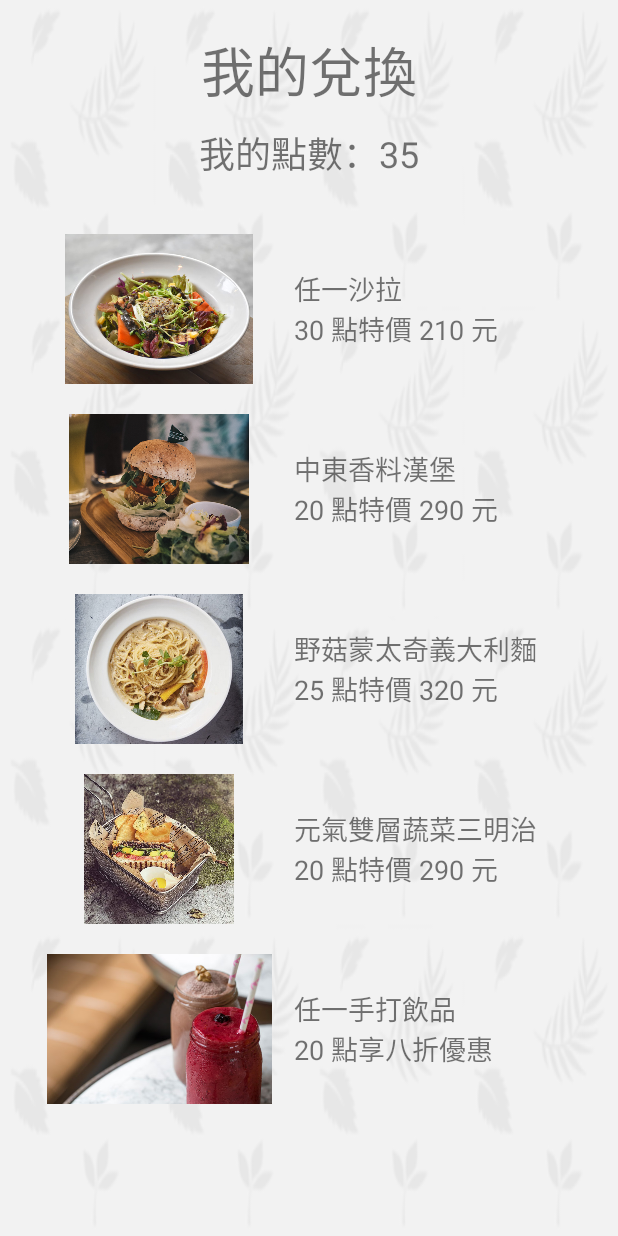
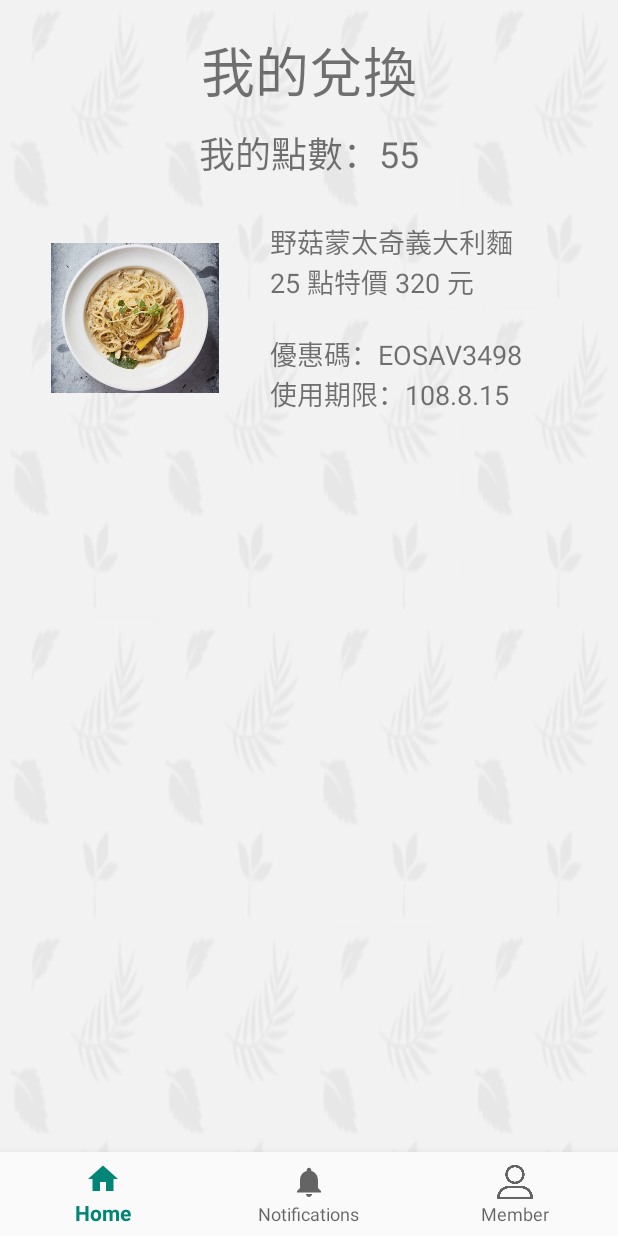
Before and after one commit to jj97181818/CarbonPoint, an Android app: the MyGiftActivity screen opened directly, with no data from a screen before it, on a phone screen of 412 x 824 dp. Run offline under Robolectric (Android 15) with nearby library versions, the phone set to English and light mode, and no system bars.

```diff
--- a/app/src/main/java/me/jj97181818/carbonpoint/MyGiftActivity.java
+++ b/app/src/main/java/me/jj97181818/carbonpoint/MyGiftActivity.java
@@ -3,6 +3,7 @@ package me.jj97181818.carbonpoint;
 import android.content.Intent;
 import android.support.annotation.NonNull;
 import android.support.design.widget.BottomNavigationView;
+import android.support.v7.app.AlertDialog;
 import android.support.v7.app.AppCompatActivity;
 import android.os.Bundle;
 import android.support.v7.widget.LinearLayoutManager;
@@ -55,11 +56,7 @@ public class MyGiftActivity extends AppCompatActivity {
         //list
         ArrayList<Pair<Integer, String>> myDataset = new ArrayList<>();
 
-        myDataset.add(new Pair<>(R.drawable.salad, "任一沙拉\n" + "30 點特價 210 元"));
-        myDataset.add(new Pair<>(R.drawable.hamburger, "中東香料漢堡 \n" + "20 點特價 290 元 "));
-        myDataset.add(new Pair<>(R.drawable.pasta, "野菇蒙太奇義大利麵\n" + "25 點特價 320 元 "));
-        myDataset.add(new Pair<>(R.drawable.sandwich, "元氣雙層蔬菜三明治 \n" + "20 點特價 290 元 "));
-        myDataset.add(new Pair<>(R.drawable.drink, "任一手打飲品 \n" + "20 點享八折優惠 "));
+        myDataset.add(new Pair<>(R.drawable.pasta, "野菇蒙太奇義大利麵\n" + "25 點特價 320 元\n\n" + "優惠碼：EOSAV3498\n" + "使用期限：108.8.15"));
 
         mAdapter = new MyAdapter(myDataset);
         mRecyclerView = (RecyclerView) findViewById(R.id.list_view);
@@ -101,7 +98,7 @@ public class MyGiftActivity extends AppCompatActivity {
             holder.itemView.setOnClickListener(new View.OnClickListener() {
                 @Override
                 public void onClick(View v) {
-                    Toast.makeText(MyGiftActivity.this, "第 " + position + " 個被選擇了！", Toast.LENGTH_SHORT).show();
+                    Toast.makeText(MyGiftActivity.this, "可使用的優惠卷", Toast.LENGTH_SHORT).show();
                 }
             });
             holder.itemView.setOnLongClickListener(new View.OnLongClickListener() {
--- a/app/src/main/res/layout/activity_gift.xml
+++ b/app/src/main/res/layout/activity_gift.xml
@@ -31,7 +31,7 @@
             android:layout_width="match_parent"
             android:layout_height="wrap_content"
             android:layout_weight="1"
-            android:text="我的點數：35"
+            android:text="我的點數：80"
             android:textAlignment="center"
             android:textSize="24sp" />
     </LinearLayout>
--- a/app/src/main/res/layout/activity_my_gift.xml
+++ b/app/src/main/res/layout/activity_my_gift.xml
@@ -31,30 +31,27 @@
             android:layout_width="match_parent"
             android:layout_height="wrap_content"
             android:layout_weight="1"
-            android:text="我的點數：35"
+            android:text="我的點數：55"
             android:textAlignment="center"
             android:textSize="24sp" />
     </LinearLayout>
 
-    <RelativeLayout xmlns:android="http://schemas.android.com/apk/res/android"
-        xmlns:tools="http://schemas.android.com/tools"
+    <android.support.constraint.ConstraintLayout
         android:layout_width="match_parent"
-        android:layout_height="match_parent"
-        android:paddingBottom="@dimen/activity_vertical_margin"
-        android:paddingLeft="@dimen/activity_horizontal_margin"
-        android:paddingRight="@dimen/activity_horizontal_margin"
-        android:paddingTop="@dimen/activity_vertical_margin"
-        tools:context=".MainActivity">
+        android:layout_height="match_parent">
 
         <android.support.v7.widget.RecyclerView
             android:id="@+id/list_view"
             android:layout_width="match_parent"
-            android:layout_height="match_parent" />
-    </RelativeLayout>
+            android:layout_height="0dp"
+            android:layout_marginTop="8dp"
+            android:layout_marginBottom="8dp"
+            app:layout_constraintBottom_toTopOf="@+id/navigation"
+            app:layout_constraintTop_toTopOf="parent"
+            tools:layout_editor_absoluteX="0dp">
 
-    <android.support.constraint.ConstraintLayout
-        android:layout_width="match_parent"
-        android:layout_height="match_parent">
+        </android.support.v7.widget.RecyclerView>
+
         <android.support.design.widget.BottomNavigationView
             android:id="@+id/navigation"
             android:layout_width="0dp"
@@ -64,6 +61,8 @@
             app:layout_constraintHorizontal_bias="0.0"
             app:layout_constraintLeft_toLeftOf="parent"
             app:layout_constraintRight_toRightOf="parent"
-            app:menu="@menu/navigation" />
+            app:menu="@menu/navigation">
+
+        </android.support.design.widget.BottomNavigationView>
     </android.support.constraint.ConstraintLayout>
 </LinearLayout>
```
Also changed, not shown: app/src/main/java/me/jj97181818/carbonpoint/GiftActivity.java (+9 -1 lines), app/src/main/res/layout/activity_main.xml (+0 -30 lines), app/src/main/res/drawable/question.png (added), app/src/main/res/drawable/restaurant.png (added).
